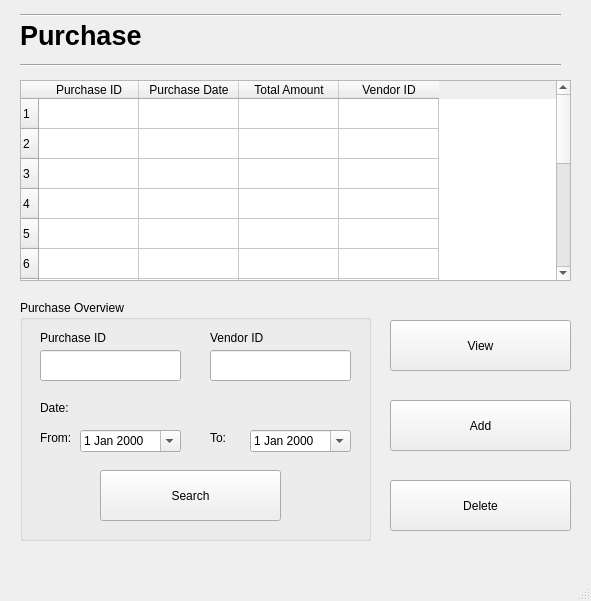
basil-ali-khan/Inventory-Management-System, file Screens/Purchase.ui: the form before one commit.
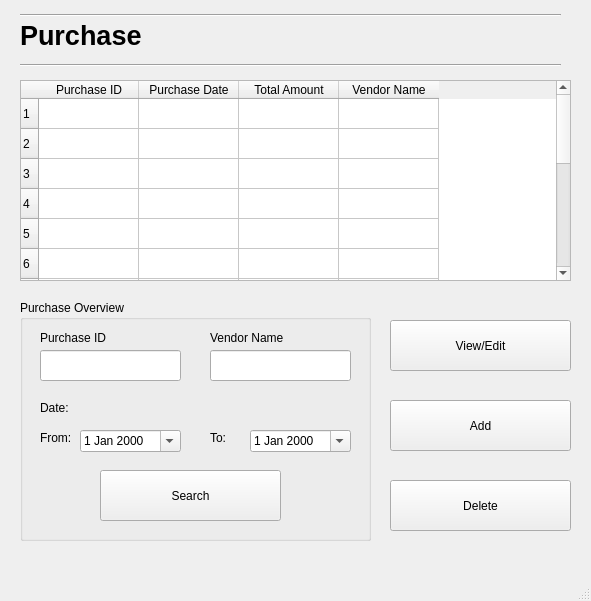
The form after the commit.

Commit message: Purchase Completed

The edit to the form file:
```diff
--- a/Screens/Purchase.ui
+++ b/Screens/Purchase.ui
@@ -155,7 +155,7 @@
     </column>
     <column>
      <property name="text">
-      <string>Vendor ID</string>
+      <string>Vendor Name</string>
      </property>
     </column>
    </widget>
@@ -227,7 +227,7 @@
       </rect>
      </property>
      <property name="text">
-      <string>Vendor ID</string>
+      <string>Vendor Name</string>
      </property>
     </widget>
     <widget class="QLabel" name="label_6">
@@ -339,7 +339,7 @@
      </rect>
     </property>
     <property name="text">
-     <string>View</string>
+     <string>View/Edit</string>
     </property>
    </widget>
    <widget class="QPushButton" name="deletePurchaseButton">
```
Left out of the diff: 2 changed lines with no effect on the pictures. The commit also changes 5 other files.
